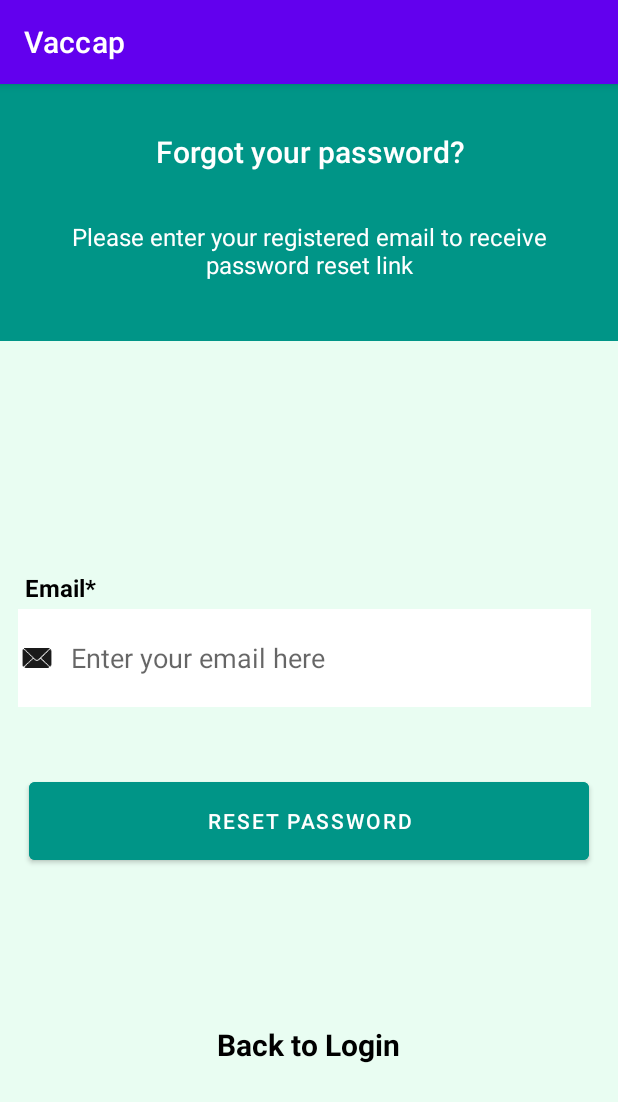
After one commit to djaberAb/Vaccap, an Android app: the PasswordResetActivity screen opened directly, with no data from a screen before it, on a phone screen of 412 x 824 dp. The commit adds this screen. Shown: the top 1102 px of the screen. Run offline under Robolectric (Android 15) with nearby library versions, the phone set to English and light mode, and no system bars; our stand-ins replace Firebase (no records; nobody signed in at launch, a user with empty details on screens opened directly).

Commit message:
resetting password done

```diff
--- a/app/build.gradle
+++ b/app/build.gradle
@@ -43,6 +43,7 @@ dependencies {
     implementation 'androidx.constraintlayout:constraintlayout:2.1.4'
     implementation 'androidx.navigation:navigation-fragment:2.5.3'
     implementation 'androidx.navigation:navigation-ui:2.5.3'
+    implementation 'androidx.swiperefreshlayout:swiperefreshlayout:1.1.0'
     testImplementation 'junit:junit:4.13.2'
     androidTestImplementation 'androidx.test.ext:junit:1.1.5'
     androidTestImplementation 'androidx.test.espresso:espresso-core:3.5.1'
--- a/app/src/main/java/com/example/vaccap/MainActivity.java
+++ b/app/src/main/java/com/example/vaccap/MainActivity.java
@@ -6,6 +6,7 @@ import android.widget.Button;
 
 import androidx.appcompat.app.AppCompatActivity;
 
+import com.example.vaccap.ui.authentication.LoginActivity;
 import com.google.firebase.auth.FirebaseAuth;
 import com.google.firebase.auth.FirebaseUser;
 
@@ -23,7 +24,7 @@ public class MainActivity extends AppCompatActivity {
         mAuth = FirebaseAuth.getInstance();
 
         logoutBtn.setOnClickListener(view->{
-            startActivity(new Intent(MainActivity.this, RegistrationActivity.class));
+            startActivity(new Intent(MainActivity.this, LoginActivity.class));
         });
 
     }
--- /dev/null
+++ b/app/src/main/java/com/example/vaccap/ui/authentication/PasswordResetActivity.java
@@ -0,0 +1,85 @@
+package com.example.vaccap.ui.authentication;
+
+import androidx.annotation.NonNull;
+import androidx.appcompat.app.AppCompatActivity;
+
+import android.content.Intent;
+import android.os.Bundle;
+import android.text.TextUtils;
+import android.util.Patterns;
+import android.view.View;
+import android.widget.Button;
+import android.widget.EditText;
+import android.widget.ProgressBar;
+import android.widget.TextView;
+import android.widget.Toast;
+
+import com.example.vaccap.R;
+import com.google.android.gms.tasks.OnCompleteListener;
+import com.google.android.gms.tasks.Task;
+import com.google.firebase.auth.FirebaseAuth;
+
+public class PasswordResetActivity extends AppCompatActivity {
+
+    private EditText editTextTextEmailAddress;
+    private ProgressBar progressBar;
+    FirebaseAuth mAuth;
+
+
+    @Override
+    protected void onCreate(Bundle savedInstanceState) {
+        super.onCreate(savedInstanceState);
+        setContentView(R.layout.activity_passord_reset);
+
+        editTextTextEmailAddress = findViewById(R.id.editTextTextEmailAddress);
+        Button buttonPasswordReset = findViewById(R.id.resetPassordBtn);
+        progressBar= findViewById(R.id.pBar);
+        TextView backtoLogin = findViewById(R.id.backtoLogin);
+
+        mAuth = FirebaseAuth.getInstance();
+
+
+
+        buttonPasswordReset.setOnClickListener(new View.OnClickListener() {
+            @Override
+            public void onClick(View v) {
+                String email = editTextTextEmailAddress.getText().toString();
+
+                if (TextUtils.isEmpty(email)){
+                    Toast.makeText(PasswordResetActivity.this, "Please enter your registered Email", Toast.LENGTH_SHORT).show();
+                    editTextTextEmailAddress.setError("Email is required");
+                    editTextTextEmailAddress.requestFocus();
+                } else if (!Patterns.EMAIL_ADDRESS.matcher(email).matches()) {
+                    Toast.makeText(PasswordResetActivity.this, "Please enter a valid Email", Toast.LENGTH_SHORT).show();
+                    editTextTextEmailAddress.requestFocus();
+                }else {
+                    progressBar.setVisibility(View.VISIBLE);
+                    resetPassword(email);
+                }
+            }
+        });
+
+        backtoLogin.setOnClickListener(view-> startActivity(new Intent(PasswordResetActivity.this, LoginActivity.class)));
+
+    }
+
+    private void resetPassword(String email) {
+        mAuth.sendPasswordResetEmail(email).addOnCompleteListener(new OnCompleteListener<Void>() {
+            @Override
+            public void onComplete(@NonNull Task<Void> task) {
+                if (task.isSuccessful()){
+                    Toast.makeText(PasswordResetActivity.this, "Check your Email please", Toast.LENGTH_SHORT).show();
+                    Intent intent = new Intent(PasswordResetActivity.this, LoginActivity.class);
+
+                    //Clear Stack so user don't go back to Password reset activty
+                    intent.setFlags(Intent.FLAG_ACTIVITY_CLEAR_TOP | Intent.FLAG_ACTIVITY_CLEAR_TASK | Intent.FLAG_ACTIVITY_NEW_TASK);
+                    startActivity(intent);
+                    finish();
+                }else {
+                    Toast.makeText(PasswordResetActivity.this, "Something Went Wrong", Toast.LENGTH_SHORT).show();
+                }
+                progressBar.setVisibility(View.GONE);
+            }
+        });
+    }
+}
--- /dev/null
+++ b/app/src/main/res/layout/activity_passord_reset.xml
@@ -0,0 +1,151 @@
+<?xml version="1.0" encoding="utf-8"?>
+<androidx.constraintlayout.widget.ConstraintLayout android:id="@+id/ConstraintLayout"
+    android:background="@color/green_vaccap"
+    tools:context=".ui.authentication.PasswordResetActivity"
+    android:layout_height="match_parent"
+    android:layout_width="match_parent"
+    xmlns:android="http://schemas.android.com/apk/res/android"
+    xmlns:tools="http://schemas.android.com/tools"
+    xmlns:app="http://schemas.android.com/apk/res-auto">
+
+
+    <androidx.constraintlayout.widget.ConstraintLayout
+        android:id="@+id/constraintLayout"
+        android:layout_width="423dp"
+        android:layout_height="171dp"
+        android:background="@color/green_drk"
+        app:layout_constraintEnd_toEndOf="parent"
+        app:layout_constraintHorizontal_bias="0.526"
+        app:layout_constraintStart_toStartOf="parent"
+        app:layout_constraintTop_toTopOf="parent"
+        tools:ignore="VisualLintBounds">
+
+        <TextView
+            android:id="@+id/textView_password_reset_head"
+            android:layout_width="0dp"
+            android:layout_height="wrap_content"
+            android:layout_marginTop="30dp"
+            android:layout_marginBottom="30dp"
+            android:text="@string/forgot_your_password"
+            android:textAlignment="center"
+            android:textAppearance="@style/TextAppearance.AppCompat.Title"
+            android:textColor="@color/white"
+            app:layout_constraintBottom_toTopOf="@+id/textView_password_reset_instruction"
+            app:layout_constraintEnd_toEndOf="parent"
+            app:layout_constraintHorizontal_bias="0.0"
+            app:layout_constraintStart_toStartOf="parent"
+            app:layout_constraintTop_toTopOf="parent" />
+
+        <TextView
+            android:id="@+id/textView_password_reset_instruction"
+            android:layout_width="346dp"
+            android:layout_height="39dp"
+            android:layout_marginBottom="40dp"
+            android:text="@string/please_enter_your_registered_email_to_receive_password_reset_link"
+            android:textAlignment="center"
+            android:textAppearance="@style/TextAppearance.AppCompat.Menu"
+            android:textColor="@color/white"
+            app:layout_constraintBottom_toBottomOf="parent"
+            app:layout_constraintEnd_toEndOf="parent"
+            app:layout_constraintHorizontal_bias="0.492"
+            app:layout_constraintStart_toStartOf="parent"
+            app:layout_constraintTop_toBottomOf="@+id/textView_password_reset_head"
+            tools:ignore="TextContrastCheck,TextSizeCheck" />
+    </androidx.constraintlayout.widget.ConstraintLayout>
+
+    <androidx.constraintlayout.widget.ConstraintLayout
+        android:layout_width="match_parent"
+        android:layout_height="match_parent"
+        android:layout_marginTop="171dp"
+        app:layout_constraintBottom_toBottomOf="parent"
+        app:layout_constraintEnd_toEndOf="parent"
+        app:layout_constraintHorizontal_bias="0.0"
+        app:layout_constraintStart_toStartOf="parent"
+        app:layout_constraintTop_toBottomOf="@+id/constraintLayout"
+        app:layout_constraintVertical_bias="0.941">
+
+        <TextView
+            android:id="@+id/emailtv"
+            android:layout_width="wrap_content"
+            android:layout_height="wrap_content"
+            android:layout_marginTop="150dp"
+            android:text="Email*"
+            android:textColor="@color/black"
+            android:textSize="16sp"
+            android:textStyle="bold"
+            app:layout_constraintBottom_toTopOf="@+id/editTextTextEmailAddress"
+            app:layout_constraintEnd_toEndOf="parent"
+            app:layout_constraintHorizontal_bias="0.046"
+            app:layout_constraintStart_toStartOf="parent"
+            app:layout_constraintTop_toTopOf="parent"
+            app:layout_constraintVertical_bias="0.49"
+            tools:ignore="HardcodedText" />
+
+        <EditText
+            android:id="@+id/editTextTextEmailAddress"
+            android:layout_width="382dp"
+            android:layout_height="65dp"
+            android:layout_marginBottom="40dp"
+            android:background="@color/white"
+            android:drawableStart="@drawable/email_100___"
+            android:drawablePadding="10dp"
+            android:ems="10"
+            android:hint="@string/enter_your_email_here"
+            android:importantForAutofill="no"
+            android:inputType="textEmailAddress"
+            android:minHeight="48dp"
+            android:textColor="@color/black"
+            android:textStyle="normal"
+            app:layout_constraintBottom_toTopOf="@+id/resetPassordBtn"
+            app:layout_constraintEnd_toEndOf="parent"
+            app:layout_constraintHorizontal_bias="0.4"
+            app:layout_constraintStart_toStartOf="parent"
+            app:layout_constraintTop_toBottomOf="@+id/emailtv" />
+
+        <Button
+            android:id="@+id/resetPassordBtn"
+            android:layout_width="373dp"
+            android:layout_height="64dp"
+            android:layout_marginBottom="100dp"
+            android:backgroundTint="@color/green_drk"
+            android:text="Reset Password"
+            app:layout_constraintBottom_toTopOf="@+id/backtoLogin"
+            app:layout_constraintEnd_toEndOf="parent"
+            app:layout_constraintStart_toStartOf="parent"
+            app:layout_constraintTop_toBottomOf="@+id/editTextTextEmailAddress"
+            tools:ignore="HardcodedText,TextContrastCheck,VisualLintButtonSize" />
+
+        <TextView
+            android:id="@+id/backtoLogin"
+            android:layout_width="wrap_content"
+            android:layout_height="wrap_content"
+            android:layout_marginBottom="90dp"
+            android:clickable="true"
+            android:focusable="true"
+            android:minHeight="48dp"
+            android:text="Back to Login"
+            android:textColor="@color/black"
+            android:textSize="20sp"
+            android:textStyle="bold"
+            app:layout_constraintBottom_toBottomOf="parent"
+            app:layout_constraintEnd_toEndOf="parent"
+            app:layout_constraintHorizontal_bias="0.498"
+            app:layout_constraintStart_toStartOf="parent"
+            app:layout_constraintTop_toBottomOf="@+id/resetPassordBtn"
+            tools:ignore="HardcodedText" />
+
+        <ProgressBar
+            android:id="@+id/pBar"
+            style="?android:attr/progressBarStyle"
+            android:layout_width="wrap_content"
+            android:layout_height="wrap_content"
+            android:layout_marginTop="24dp"
+            android:layout_marginBottom="69dp"
+            android:visibility="gone"
+            app:layout_constraintBottom_toTopOf="@+id/emailtv"
+            app:layout_constraintEnd_toEndOf="parent"
+            app:layout_constraintHorizontal_bias="0.498"
+            app:layout_constraintStart_toStartOf="parent"
+            app:layout_constraintTop_toTopOf="parent" />
+    </androidx.constraintlayout.widget.ConstraintLayout>
+</androidx.constraintlayout.widget.ConstraintLayout>
--- a/app/src/main/res/values/strings.xml
+++ b/app/src/main/res/values/strings.xml
@@ -7,4 +7,11 @@
     <string name="don_t_have_an_account_sign_up">Don\'t have an account sign up</string>
     <string name="reset_password">Reset Password</string>
     <string name="sign_in">Sign in</string>
+    <string name="forgot_your_password">Forgot your password?</string>
+    <string name="enter_your_registered_email">Enter your registered email</string>
+    <string name="please_enter_your_registered_email_to_receive_password_reset_link">Please enter your registered email to receive password reset link</string>
+    <string name="email">Email*</string>
+    <string name="enter_your_email_here">Enter your email here</string>
+    <string name="entre_your_email_adress">Entre your Email adress</string>
+    <string name="back_to_login">Back to Login</string>
 </resources>
```
Also changed, not shown: app/src/main/AndroidManifest.xml (+10 -7 lines), app/src/main/java/com/example/vaccap/ui/authentication/LoginActivity.java (renamed from app/src/main/java/com/example/vaccap/LoginActivity.java, +11 -6 lines), app/src/main/java/com/example/vaccap/ui/authentication/RegistrationActivity.java (renamed from app/src/main/java/com/example/vaccap/RegistrationActivity.java, +9 -18 lines), app/src/main/res/layout/activity_login.xml (+5 -4 lines), app/src/main/res/layout/activity_registration.xml (+28 -46 lines).
